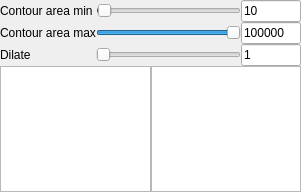
ArtemTheVan/table_recognition_tool, file ui/image_view_ui.ui: the form before one commit.
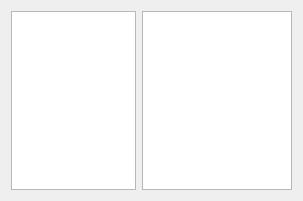
The form after the commit. Custom widgets are drawn as their Qt base class.

```diff
--- a/ui/image_view_ui.ui
+++ b/ui/image_view_ui.ui
@@ -6,134 +6,14 @@
    <rect>
     <x>0</x>
     <y>0</y>
-    <width>301</width>
-    <height>192</height>
+    <width>303</width>
+    <height>201</height>
    </rect>
   </property>
   <property name="windowTitle">
    <string>Form</string>
   </property>
-  <layout class="QVBoxLayout" name="verticalLayout_3">
-   <property name="spacing">
-    <number>0</number>
-   </property>
-   <property name="leftMargin">
-    <number>0</number>
-   </property>
-   <property name="topMargin">
-    <number>0</number>
-   </property>
-   <property name="rightMargin">
-    <number>0</number>
-   </property>
-   <property name="bottomMargin">
-    <number>0</number>
-   </property>
-   <item>
-    <layout class="QGridLayout" name="gridLayout">
-     <item row="0" column="0">
-      <widget class="QLabel" name="label">
-       <property name="text">
-        <string>Contour area min</string>
-       </property>
-      </widget>
-     </item>
-     <item row="1" column="1">
-      <widget class="QSlider" name="horizontalSlider_2">
-       <property name="maximum">
-        <number>1000000</number>
-       </property>
-       <property name="value">
-        <number>100000</number>
-       </property>
-       <property name="orientation">
-        <enum>Qt::Horizontal</enum>
-       </property>
-      </widget>
-     </item>
-     <item row="1" column="0">
-      <widget class="QLabel" name="label_2">
-       <property name="text">
-        <string>Contour area max</string>
-       </property>
-      </widget>
-     </item>
-     <item row="0" column="2">
-      <widget class="QLineEdit" name="lineEdit">
-       <property name="maximumSize">
-        <size>
-         <width>60</width>
-         <height>16777215</height>
-        </size>
-       </property>
-       <property name="text">
-        <string>10</string>
-       </property>
-      </widget>
-     </item>
-     <item row="0" column="1">
-      <widget class="QSlider" name="horizontalSlider">
-       <property name="minimum">
-        <number>2</number>
-       </property>
-       <property name="maximum">
-        <number>1000</number>
-       </property>
-       <property name="value">
-        <number>10</number>
-       </property>
-       <property name="orientation">
-        <enum>Qt::Horizontal</enum>
-       </property>
-      </widget>
-     </item>
-     <item row="1" column="2">
-      <widget class="QLineEdit" name="lineEdit_2">
-       <property name="maximumSize">
-        <size>
-         <width>60</width>
-         <height>16777215</height>
-        </size>
-       </property>
-       <property name="text">
-        <string>100000</string>
-       </property>
-      </widget>
-     </item>
-     <item row="2" column="0">
-      <widget class="QLabel" name="label_3">
-       <property name="text">
-        <string>Dilate</string>
-       </property>
-      </widget>
-     </item>
-     <item row="2" column="1">
-      <widget class="QSlider" name="horizontalSlider_3">
-       <property name="minimum">
-        <number>1</number>
-       </property>
-       <property name="orientation">
-        <enum>Qt::Horizontal</enum>
-       </property>
-      </widget>
-     </item>
-     <item row="2" column="2">
-      <widget class="QLineEdit" name="lineEdit_3">
-       <property name="maximumSize">
-        <size>
-         <width>60</width>
-         <height>16777215</height>
-        </size>
-       </property>
-       <property name="text">
-        <string>1</string>
-       </property>
-      </widget>
-     </item>
-    </layout>
-   </item>
-   <item>
-    <layout class="QHBoxLayout" name="horizontalLayout_3">
+  <layout class="QHBoxLayout" name="horizontalLayout">
      <item>
       <widget class="GraphicsView" name="graphicsView">
        <property name="sizePolicy">
@@ -171,8 +51,6 @@
         <enum>QAbstractItemView::ExtendedSelection</enum>
        </property>
       </widget>
-     </item>
-    </layout>
    </item>
   </layout>
  </widget>
```
Lines whose indentation alone changed are shown as unchanged.
